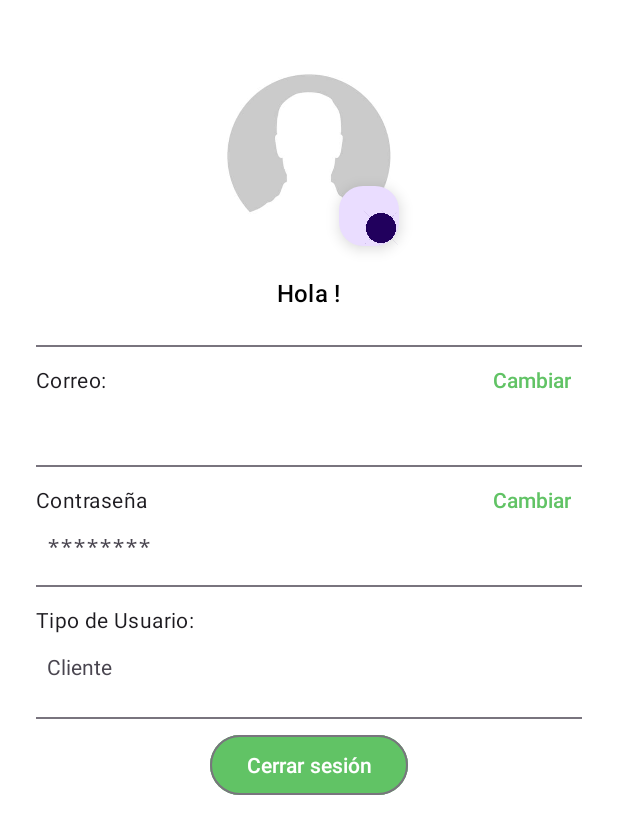
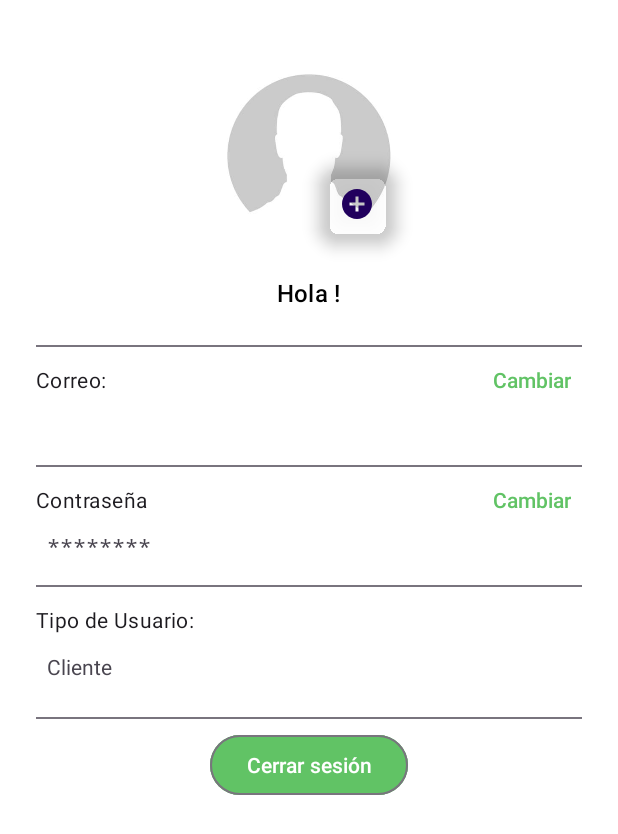
Before and after one commit to AxellSC/GreenLeaf-V1.0.0, an Android app: the PerfilActivity screen opened directly, with no data from a screen before it, on a phone screen of 412 x 824 dp. Shown: the top 834 px of the screen. Run offline under Robolectric (Android 15) with nearby library versions, the phone set to English and light mode, and no system bars; our stand-ins replace Firebase (no records; nobody signed in at launch, a user with empty details on screens opened directly).

Commit message:
ajuste de boton agregar

```diff
--- /dev/null
+++ b/app/src/main/res/drawable/boton_add_24.xml
@@ -0,0 +1,5 @@
+<vector xmlns:android="http://schemas.android.com/apk/res/android" android:height="85dp" android:tint="#3AA72F" android:viewportHeight="24" android:viewportWidth="24" android:width="85dp">
+
+    <path android:fillColor="@android:color/white" android:pathData="M12,2C6.48,2 2,6.48 2,12s4.48,10 10,10 10,-4.48 10,-10S17.52,2 12,2zM17,13h-4v4h-2v-4L7,13v-2h4L11,7h2v4h4v2z"/>
+
+</vector>
--- a/app/src/main/res/layout/activity_perfil.xml
+++ b/app/src/main/res/layout/activity_perfil.xml
@@ -29,11 +29,15 @@
         <!-- FAB para editar foto -->
         <com.google.android.material.floatingactionbutton.FloatingActionButton
             android:id="@+id/fabEditPhoto"
-            android:layout_width="40dp"
-            android:layout_height="40dp"
+            android:layout_width="wrap_content"
+            android:layout_height="wrap_content"
             android:layout_margin="4dp"
-            android:background="@color/green"
-            android:src="@drawable/boton_agregar"
+            android:backgroundTint="@android:color/transparent"
+            android:src="@drawable/boton_add_24"
+            app:useCompatPadding="false"
+            android:padding="0dp"
+            app:customSize="60dp"
+            app:fabSize="auto"
             app:layout_constraintBottom_toBottomOf="@id/ivProfile"
             app:layout_constraintEnd_toEndOf="@id/ivProfile"
             tools:ignore="TouchTargetSizeCheck"
```
Also changed, not shown: app/src/main/res/drawable/icon_agregar_circle.xml (added, +32 -0 lines), app/src/main/res/drawable/boton_agregar.png (deleted).
